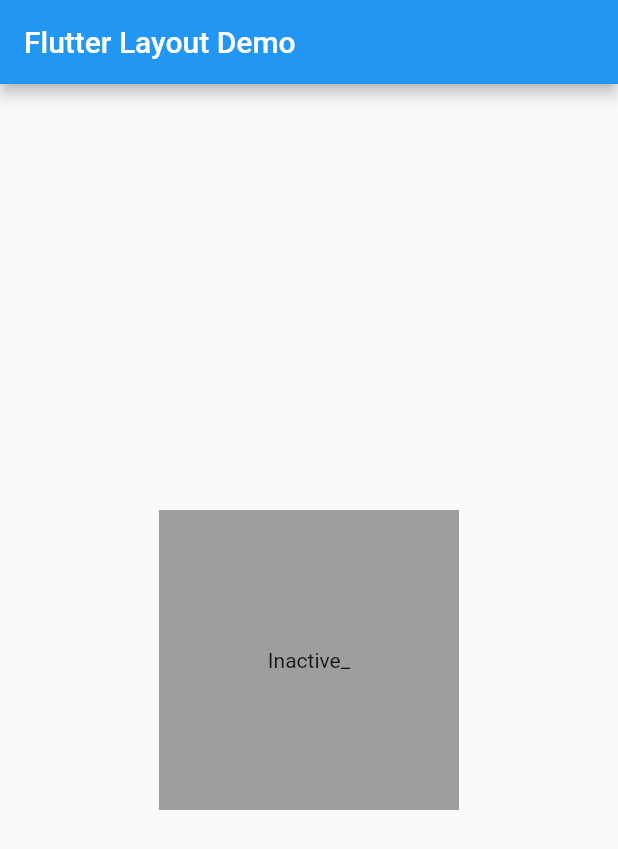
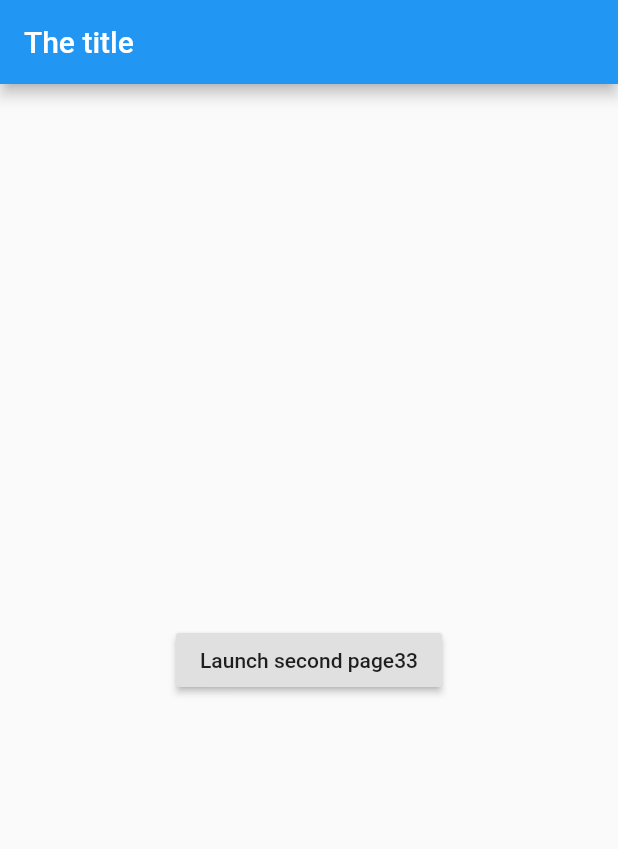
Before and after one commit to acantuta/flutter_examples, a Flutter app: the screen it shows after launch, on a phone screen of 412 x 824 dp. Shown: the top 849 px of the screen. Run offline on Flutter 3.47's test engine with Material 2 defaults, Android fonts, the phone set to English and light mode, and no system bars.

Commit message:
Navegar a una nueva pantalla y volver.

```diff
--- a/lib/main.dart
+++ b/lib/main.dart
@@ -1,4 +1,3 @@
-import 'package:flutter/cupertino.dart';
 import 'package:flutter/material.dart';
 
 void main() {
@@ -6,173 +5,53 @@ void main() {
 }
 
 class MyApp extends StatelessWidget {
+  Widget build(BuildContext context) {
+    return MaterialApp(
+      home: FirstRoute()
+    );
+  }
+}
+
+class FirstRoute extends StatelessWidget {
+  const FirstRoute({Key key}) : super(key: key);
+
   @override
   Widget build(BuildContext context) {
-    return MaterialApp(
-        home: Scaffold(
+    return Scaffold(
         appBar: AppBar(
-        title: Text(
-          "Flutter Layout Demo",
-        ),
+          title: Text("The title"),
         ),
         body: Center(
-        child: ParentWidget(),
+          child: RaisedButton(
+            onPressed: () {
+              print("pressed...");
+              Navigator.push(context, MaterialPageRoute(
+                builder: (context) => SecondRoute(),
+              ));
+            },
+            child: Text("Launch second page33"),
           ),
         ));
   }
 }
 
-class TapboxA extends StatefulWidget {
-  TapboxA({Key key}) : super(key: key);
-
-  @override
-  _TapboxAState createState() => _TapboxAState();
-}
-
-class _TapboxAState extends State<TapboxA> {
-  bool _active = false;
-
-  void _onTap() {
-    setState(() {
-      _active = !_active;
-    });
-  }
+class SecondRoute extends StatelessWidget {
+  const SecondRoute({Key key}) : super(key: key);
 
   @override
   Widget build(BuildContext context) {
-    return GestureDetector(
-      onTap: _onTap,
+    return Scaffold(
+        body: Center(
       child: Container(
-        width: 200,
-        height: 200,
         child: Center(
-            child: Text(
-          _active ? "Active" : "Inactive",
-        )),
-        decoration: BoxDecoration(
-          color: _active ? Colors.green : Colors.grey,
+          child: RaisedButton(
+            onPressed: () {
+              Navigator.pop(context);
+            },
+            child: Text("Close"),
           ),
         ),
-    );
+      ),
+    ));
   }
 }
-
-class ParentWidget extends StatefulWidget {
-  const ParentWidget({Key key}) : super(key: key);
-
-  @override
-  _ParentWidgetState createState() => _ParentWidgetState();
-}
-
-class _ParentWidgetState extends State<ParentWidget> {
-  bool _active = false;
-
-  void _handleTapboxChanged(bool newValue) {
-    print("handle tap box changed...");
-    setState(() {
-      _active = newValue;
-    });
-  }
-
-  @override
-  Widget build(BuildContext context) {
-    return Container(
-      child: TapboxC(
-        active: _active,
-        onChanged: _handleTapboxChanged,
-      ),
-    );
-  }
-}
-
-class TapboxB extends StatelessWidget {
-  final bool active;
-  final ValueChanged<bool> onChanged;
-
-  TapboxB({Key key, this.active: false, @required this.onChanged})
-      : super(key: key);
-
-  void _handleTap() {
-    onChanged(!active);
-  }
-
-  @override
-  Widget build(BuildContext context) {
-    return GestureDetector(
-      onTap: _handleTap,
-      child: Container(
-        width: 200,
-        height: 200,
-        child: Center(
-            child: Text(
-          active ? "Active_" : "Inactive_",
-        )),
-        decoration: BoxDecoration(
-          color: active ? Colors.green : Colors.grey,
-        ),
-      ),
-    );
-  }
-}
-
-class TapboxC extends StatefulWidget {
-  final bool active;
-  final ValueChanged<bool> onChanged;
-
-  TapboxC({Key key, this.active: false, @required this.onChanged})
-      : super(key: key);
-
-  @override
-  _TapboxCState createState() => _TapboxCState();
-}
-
-class _TapboxCState extends State<TapboxC> {
-  bool _highlight = false;
-
-  void _handleTap() {
-    widget.onChanged(!widget.active);
-  }
-
-  void _handleTapDown (TapDownDetails details)
-  {
-    setState(() {
-      _highlight = true;
-    });
-  }
-
-  void _handleTapUp (TapUpDetails details)
-  {
-    setState(() {
-      _highlight = false;
-    });
-  }
-
-  void _handleTapCancel() {
-    setState(() {
-      _highlight = false;
-    });
-  }
-
-  @override
-  Widget build(BuildContext context) {
-    return GestureDetector(
-      onTapDown: _handleTapDown,
-      onTapUp: _handleTapUp,
-      onTap: _handleTap,
-      onTapCancel: _handleTapCancel,
-      child: Container(
-        width: 200,
-        height: 200,
-        child: Center(
-            child: Text(
-          widget.active ? "Active_" : "Inactive_",
-        )),
-        decoration: BoxDecoration(
-          color: widget.active ? Colors.green : Colors.grey,
-          border: _highlight ? Border.all(color: Colors.teal[700], width: 10.00) : null
-        ),
-      ),
-    );
-  }
-
-}
```
Lines whose indentation alone changed are shown as unchanged.
